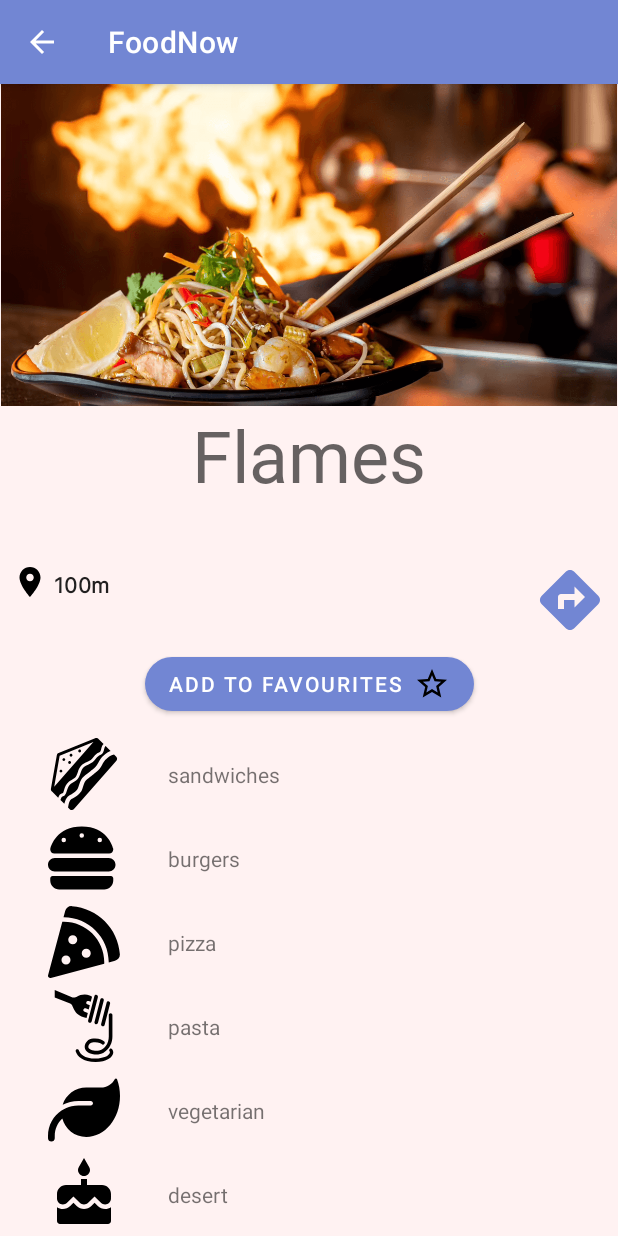
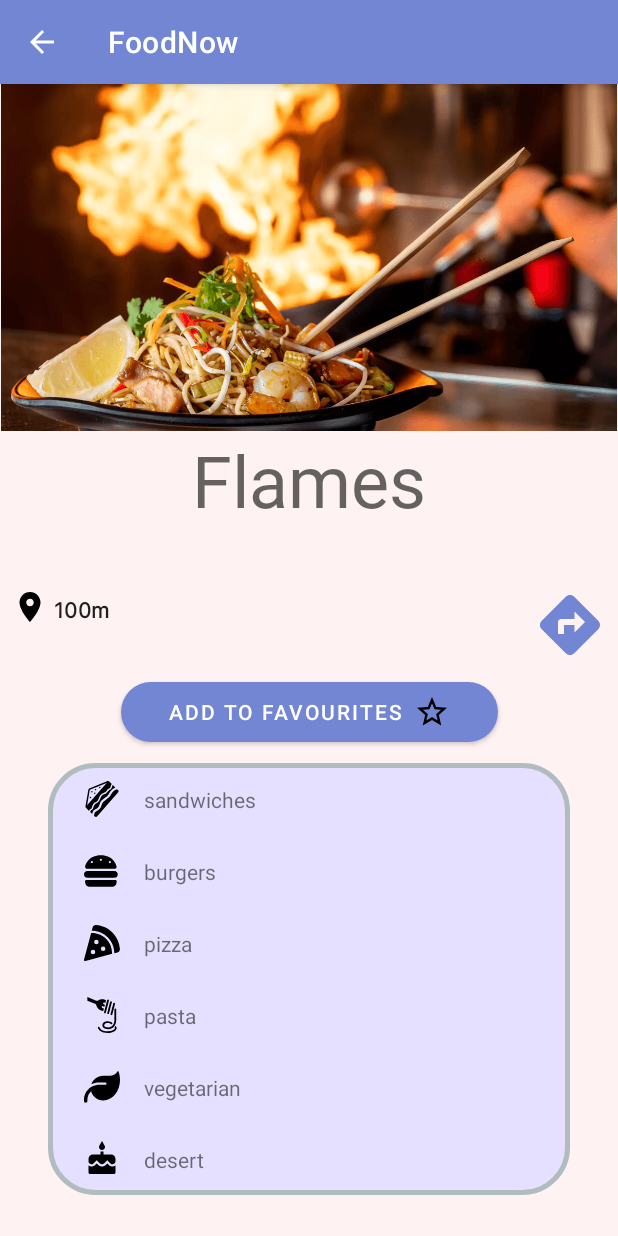
Before and after one commit to wayne1512/cis2208-foodnow, an Android app: the screen it shows after launch (DetailsActivity), after a tap on "MORE DETAILS", on a phone screen of 412 x 824 dp. Run offline under Robolectric (Android 15) with nearby library versions, the light colour scheme and no system bars; our stand-ins replace navigation-ui; 2 statements that could not run were skipped.

Commit message:
favourite in details

```diff
--- a/app/build.gradle
+++ b/app/build.gradle
@@ -33,6 +33,9 @@ android {
 
 dependencies {
 
+    def sqlite_version = "2.3.0"
+
+
     implementation 'androidx.appcompat:appcompat:1.6.1'
     implementation 'com.google.android.material:material:1.8.0'
     implementation 'androidx.constraintlayout:constraintlayout:2.1.4'
@@ -42,8 +45,11 @@ dependencies {
     implementation 'androidx.navigation:navigation-ui:2.5.3'
     implementation 'com.google.code.gson:gson:2.10.1'
     implementation "com.google.android.gms:play-services-location:21.0.1"
+    implementation "androidx.sqlite:sqlite:$sqlite_version"
+    implementation "androidx.sqlite:sqlite-framework:$sqlite_version"
     testImplementation 'junit:junit:4.13.2'
     androidTestImplementation 'androidx.test.ext:junit:1.1.5'
     androidTestImplementation 'androidx.test.espresso:espresso-core:3.5.1'
 
+
 }
--- a/app/src/main/java/com/example/foodnow/DetailsActivity.java
+++ b/app/src/main/java/com/example/foodnow/DetailsActivity.java
@@ -1,14 +1,20 @@
 package com.example.foodnow;
 
 import androidx.appcompat.app.AppCompatActivity;
+import androidx.core.content.ContextCompat;
+import androidx.core.content.res.ResourcesCompat;
 import androidx.recyclerview.widget.LinearLayoutManager;
 import androidx.recyclerview.widget.RecyclerView;
 
 import android.content.Intent;
+import android.graphics.drawable.Drawable;
 import android.os.Bundle;
+import android.view.View;
+import android.widget.Button;
 import android.widget.ImageView;
 import android.widget.TextView;
 
+import com.example.foodnow.backend.DbHelper;
 import com.example.foodnow.data.images.ImageReader;
 import com.example.foodnow.ui.DetailsFoodTypeItemCardAdapter;
 import com.example.foodnow.ui.RestaurantCardAdapter;
@@ -35,6 +41,24 @@ public class DetailsActivity extends AppCompatActivity {
         TextView subtitleView = findViewById(R.id.details_subtitle);
         subtitleView.setText(restaurant.subtitle);
 
+        Button favouriteButton = findViewById(R.id.details_favouriteButton);
+        favouriteButton.setOnClickListener((View view)->{
+            if (restaurant.isFav){
+                restaurant.isFav = false;
+                DbHelper dbHelper = new DbHelper(this);
+                dbHelper.unsetFavourite(restaurant);
+            } else {
+                restaurant.isFav = true;
+                DbHelper dbHelper = new DbHelper(this);
+                dbHelper.setFavourite(restaurant);
+            }
+
+            //set text/icon
+            updateFavButton(restaurant);
+        });
+
+        //set text and icon
+        updateFavButton(restaurant);
 
         RecyclerView recyclerView = findViewById(R.id.details_foodtype_list);
         RecyclerView.Adapter<DetailsFoodTypeItemCardAdapter.ViewHolder> adapter = new DetailsFoodTypeItemCardAdapter(Arrays.asList(restaurant.foodTypes));
@@ -46,4 +70,29 @@ public class DetailsActivity extends AppCompatActivity {
         recyclerView.setLayoutManager(new
                 LinearLayoutManager(recyclerView.getContext()));
     }
+
+    private void updateFavButton(Restaurant restaurant){
+        Button favouriteButton = findViewById(R.id.details_favouriteButton);
+
+
+        int textResource;
+        int iconResource;
+
+        if (restaurant.isFav){
+            textResource = R.string.button_remove_from_favourites;
+            iconResource = R.drawable.ic_star_24dp;
+        } else {
+            textResource = R.string.button_add_to_favourites;
+            iconResource = R.drawable.ic_star_outline_24dp;
+        }
+
+
+        Drawable icon = ContextCompat.getDrawable(this,iconResource);
+        int iconSize = Util.convertDPtoPX(24,this.getResources());
+        icon.setBounds(0,0,iconSize,iconSize);
+
+        favouriteButton.setText(textResource);
+        favouriteButton.setCompoundDrawablesRelative(null,null, icon,null);
+
+    }
 }
--- /dev/null
+++ b/app/src/main/java/com/example/foodnow/backend/DbHelper.java
@@ -0,0 +1,118 @@
+package com.example.foodnow.backend;
+
+import android.content.ContentValues;
+import android.content.Context;
+import android.database.Cursor;
+import android.database.sqlite.SQLiteDatabase;
+import android.database.sqlite.SQLiteOpenHelper;
+import android.provider.BaseColumns;
+
+import com.example.foodnow.Restaurant;
+
+import java.util.ArrayList;
+
+public class DbHelper extends SQLiteOpenHelper {
+    // If you change the database schema, you must increment the database version.
+    public static final int DATABASE_VERSION = 1;
+    public static final String DATABASE_NAME = "foodnow.db";
+    private final String _restaurant_id = FavoriteContract.FavouriteEntry.COLUMN_NAME_RESTAURANT_ID;
+
+    public DbHelper(Context context) {
+        super(context, DATABASE_NAME, null, DATABASE_VERSION);
+    }
+    public void onCreate(SQLiteDatabase db) {
+        db.execSQL(createTables());
+    }
+    public void onUpgrade(SQLiteDatabase db, int oldVersion, int
+            newVersion) {
+        db.execSQL(dropTables());
+        onCreate(db);
+    }
+    public void onDowngrade(SQLiteDatabase db, int oldVersion, int newVersion){
+        onUpgrade(db, oldVersion, newVersion);
+    }
+    private String createTables() {
+        return "CREATE TABLE " + FavoriteContract.FavouriteEntry.TABLE_NAME + " ("
+                +
+                FavoriteContract.FavouriteEntry._ID + " INTEGER PRIMARY KEY, " +
+                _restaurant_id + " INTEGER UNIQUE)";
+    }
+    private String dropTables() {
+        return "DROP TABLE IF EXISTS " +
+                FavoriteContract.FavouriteEntry.TABLE_NAME;
+    }
+    public long setFavourite(Restaurant restaurant) {
+        SQLiteDatabase db = this.getWritableDatabase();
+        ContentValues values = new ContentValues();
+        values.put(_restaurant_id, restaurant.id);
+
+        return db.insert(FavoriteContract.FavouriteEntry.TABLE_NAME, null, values);
+    }
+
+    public long unsetFavourite(Restaurant restaurant){
+        SQLiteDatabase db = this.getWritableDatabase();
+
+        String selection = _restaurant_id + " = ?";
+        String[] selectionArgs = { Integer.toString(restaurant.id) };
+
+        return db.delete(FavoriteContract.FavouriteEntry.TABLE_NAME, selection, selectionArgs);
+    }
+
+
+    public ArrayList<Integer> getFavourites() {
+        ArrayList<Integer> favourites = new ArrayList<>();
+        SQLiteDatabase db = this.getReadableDatabase();
+        String[] projection = {
+                BaseColumns._ID,
+                _restaurant_id
+        };
+        // How you want the results sorted in the resulting Cursor
+        String sortOrder = _restaurant_id + " ASC";
+        Cursor cursor = db.query(
+                FavoriteContract.FavouriteEntry.TABLE_NAME, // The table to query
+                projection, // The array of columns to return
+                null, // The columns for the WHERE clause
+                null, // The values for the WHERE clause
+                null, // don't group the rows
+                null, // don't filter by row groups
+                sortOrder // The sort order
+        );
+
+        while(cursor.moveToNext()) {
+            long id =
+                    cursor.getLong(cursor.getColumnIndexOrThrow(BaseColumns._ID));
+            int restaurant_id =
+                    cursor.getInt(cursor.getColumnIndexOrThrow(_restaurant_id));
+            favourites.add(restaurant_id);
+        }
+        cursor.close();
+        return favourites;
+    }
+    public boolean getFavouriteByID(int id) {
+        SQLiteDatabase db = this.getReadableDatabase();
+        String[] projection = {
+                BaseColumns._ID,
+                _restaurant_id
+        };
+        // Filter results WHERE "id" = condition
+        String selection = _restaurant_id + " = ?";
+        String[] selectionArgs = { Integer.toString(id) };
+        Cursor cursor = db.query(
+                FavoriteContract.FavouriteEntry.TABLE_NAME, // The table to query
+                projection, // The array of columns to return
+                selection, // The columns for the WHERE clause
+                selectionArgs, // The values for the WHERE clause
+                null, // don't group the rows
+                null, // don't filter by row groups
+                null // The sort order
+        );
+        //if the cursor has next, it means that the restaurant was in favourites
+        //therefore return true
+        //otherwise, the query returned 0 rows, meaning the the restaurant was not in favourites
+        //therefore return false;
+        boolean res = cursor.moveToNext();
+        //close the cursor
+        cursor.close();
+        return res;
+    }
+}
--- a/app/src/main/java/com/example/foodnow/data/json/JsonReader.java
+++ b/app/src/main/java/com/example/foodnow/data/json/JsonReader.java
@@ -3,12 +3,10 @@ package com.example.foodnow.data.json;
 import android.content.Context;
 import android.location.Location;
 
-import androidx.annotation.NonNull;
-
 import com.example.foodnow.LocationHelper;
 import com.example.foodnow.Restaurant;
 import com.example.foodnow.Util;
-import com.google.android.gms.tasks.Continuation;
+import com.example.foodnow.backend.DbHelper;
 import com.google.android.gms.tasks.Task;
 import com.google.android.gms.tasks.Tasks;
 import com.google.gson.Gson;
@@ -16,6 +14,8 @@ import com.google.gson.Gson;
 import java.io.IOException;
 import java.io.InputStream;
 import java.nio.charset.StandardCharsets;
+import java.util.ArrayList;
+import java.util.Arrays;
 
 public class JsonReader {
     public static Task<Restaurant[]> readRestaurants(Context context, LocationHelper locationHelper) {
@@ -32,6 +32,17 @@ public class JsonReader {
         Gson gson = new Gson();
         Restaurant[] restaurants = gson.fromJson(jsonString, Restaurant[].class);
 
+
+        //set favourites
+        ArrayList<Integer> favourites = new DbHelper(context).getFavourites();
+        for (Integer favourite : favourites) {
+            for (Restaurant restaurant : restaurants) {
+                if (restaurant.id == favourite)
+                    restaurant.isFav = true;
+            }
+
+
+        }
 
         Task<Location> currentLocTask = locationHelper.getCurrentLocation();
         //calculate distance
--- a/app/src/main/res/layout/activity_details.xml
+++ b/app/src/main/res/layout/activity_details.xml
@@ -84,11 +84,15 @@
             app:srcCompat="@drawable/ic_directions_48dp" />
 
         <Button
-            android:id="@+id/button"
+            android:id="@+id/details_favouriteButton"
             android:layout_width="wrap_content"
             android:layout_height="wrap_content"
             android:layout_marginTop="8dp"
             android:drawableEnd="@drawable/ic_star_outline_24dp"
+            android:paddingLeft="32dp"
+            android:paddingTop="8dp"
+            android:paddingRight="32dp"
+            android:paddingBottom="8dp"
             android:text="add to favourites"
             app:cornerRadius="999999dp"
             app:layout_constraintEnd_toEndOf="parent"
@@ -103,10 +107,11 @@
             android:layout_marginTop="8dp"
             android:layout_marginEnd="32dp"
             android:layout_marginBottom="16dp"
+            android:background="@drawable/layout_card"
             app:layout_constraintBottom_toBottomOf="parent"
             app:layout_constraintEnd_toEndOf="parent"
             app:layout_constraintStart_toStartOf="parent"
-            app:layout_constraintTop_toBottomOf="@+id/button" />
+            app:layout_constraintTop_toBottomOf="@+id/details_favouriteButton" />
 
     </androidx.constraintlayout.widget.ConstraintLayout>
 
--- a/app/src/main/res/layout/layout_detailed_foodtype_item.xml
+++ b/app/src/main/res/layout/layout_detailed_foodtype_item.xml
@@ -4,12 +4,14 @@
     xmlns:tools="http://schemas.android.com/tools"
     android:layout_width="wrap_content"
     android:layout_height="wrap_content"
-    android:layout_marginVertical="4dp">
+    android:layout_marginHorizontal="8dp"
+    android:layout_marginVertical="12dp">
 
     <ImageView
         android:id="@+id/detailed_foodtype_rowitem_image"
-        android:layout_width="48dp"
-        android:layout_height="48dp"
+        android:layout_width="24dp"
+        android:layout_height="24dp"
+        android:layout_marginStart="16dp"
         app:layout_constraintStart_toStartOf="parent"
         app:layout_constraintTop_toTopOf="parent"
         app:srcCompat="@drawable/ic_fooditem_burger_24dp" />
@@ -18,7 +20,7 @@
         android:id="@+id/detailed_foodtype_rowitem_text"
         android:layout_width="wrap_content"
         android:layout_height="wrap_content"
-        android:layout_marginStart="32dp"
+        android:layout_marginStart="16dp"
         android:layout_marginEnd="8dp"
         android:text="TextView"
         app:layout_constraintBottom_toBottomOf="@+id/detailed_foodtype_rowitem_image"
--- a/app/src/main/res/values/strings.xml
+++ b/app/src/main/res/values/strings.xml
@@ -5,4 +5,7 @@
     <string name="title_notifications">Notifications</string>
     <!-- TODO: Remove or change this placeholder text -->
     <string name="hello_blank_fragment">Hello blank fragment</string>
+
+    <string name="button_add_to_favourites">Add to favourites</string>
+    <string name="button_remove_from_favourites">Remove from favourites</string>
 </resources>
```
Also changed, not shown: app/src/main/java/com/example/foodnow/backend/FavoriteContract.java (added, +12 -0 lines).
